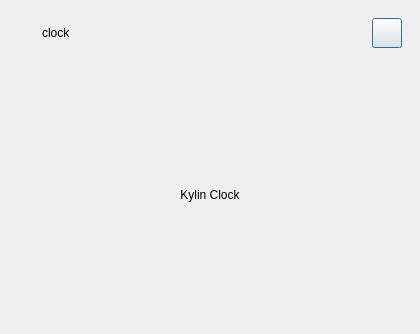
Before: the Qt Designer form src/plugins/ukui-clock/about.ui in ukui/ukui-sidebar, drawn with Qt 5.
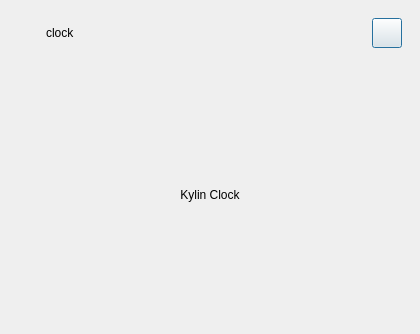
After: the same form once the commit is applied.

The edit to the form file:
```diff
--- a/src/plugins/ukui-clock/about.ui
+++ b/src/plugins/ukui-clock/about.ui
@@ -44,13 +44,13 @@
       <widget class="QLabel" name="label">
        <property name="minimumSize">
         <size>
-         <width>18</width>
+         <width>22</width>
          <height>18</height>
         </size>
        </property>
        <property name="maximumSize">
         <size>
-         <width>18</width>
+         <width>22</width>
          <height>18</height>
         </size>
        </property>
```
